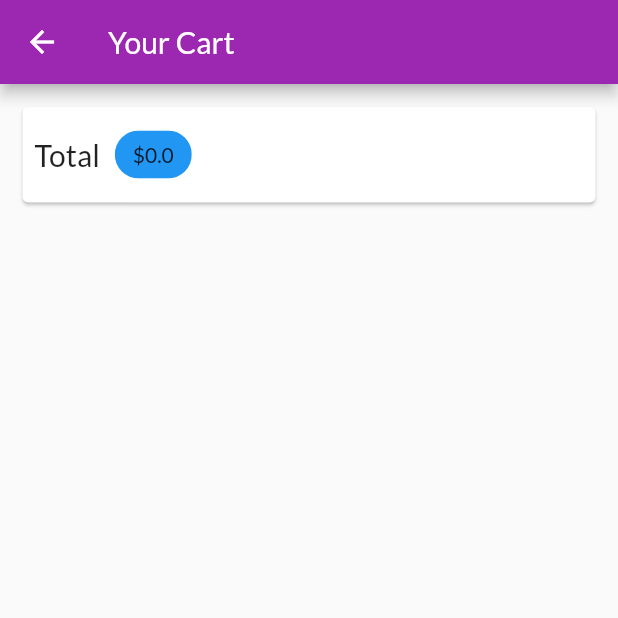
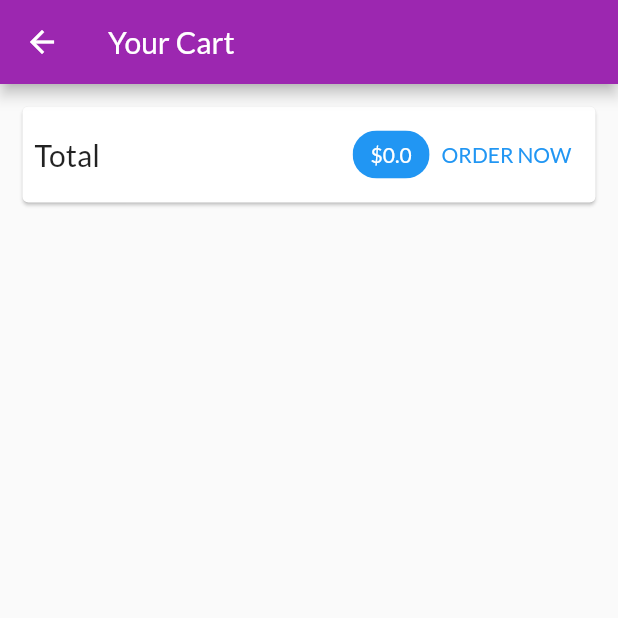
Before and after one commit to Wolfram-180/shop_app, a Flutter app: the CartScreen screen opened by its route, on a phone screen of 412 x 824 dp, the top half of it. Run offline on Flutter 3.47's test engine with Material 2 defaults, Android fonts, the phone set to English and light mode, and no system bars; network calls fail.

Commit message:
cart screen updated

```diff
--- a/lib/screens/cart_screen.dart
+++ b/lib/screens/cart_screen.dart
@@ -22,12 +22,30 @@ class CartScreen extends StatelessWidget {
             child: Padding(
               padding: EdgeInsets.all(8),
               child: Row(
+                mainAxisAlignment: MainAxisAlignment.spaceBetween,
                 children: [
-                  Text('Total', style: TextStyle(fontSize: 20)),
-                  SizedBox(width: 10),
+                  Text(
+                    'Total',
+                    style: TextStyle(fontSize: 20),
+                  ),
+                  Spacer(),
                   Chip(
-                    label: Text('\$${cart.totalAmount}'),
+                    label: Text(
+                      '\$${cart.totalAmount}',
+                      style: TextStyle(
+                        color:
+                            Theme.of(context).primaryTextTheme.headline6?.color,
+                      ),
+                    ),
                     backgroundColor: Theme.of(context).primaryColor,
+                  ),
+                  TextButton(
+                    onPressed: () {},
+                    child: Text(
+                      'ORDER NOW',
+                    ),
+                    style: TextButton.styleFrom(
+                        primary: Theme.of(context).primaryColor),
                   ),
                 ],
               ),
```
